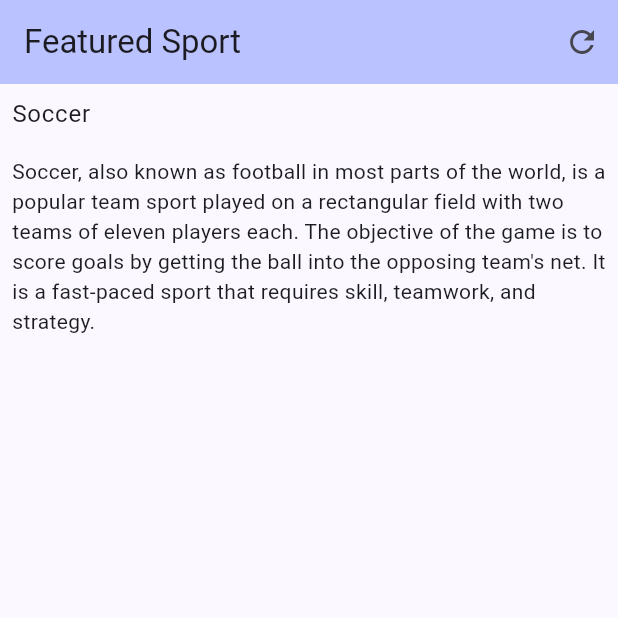
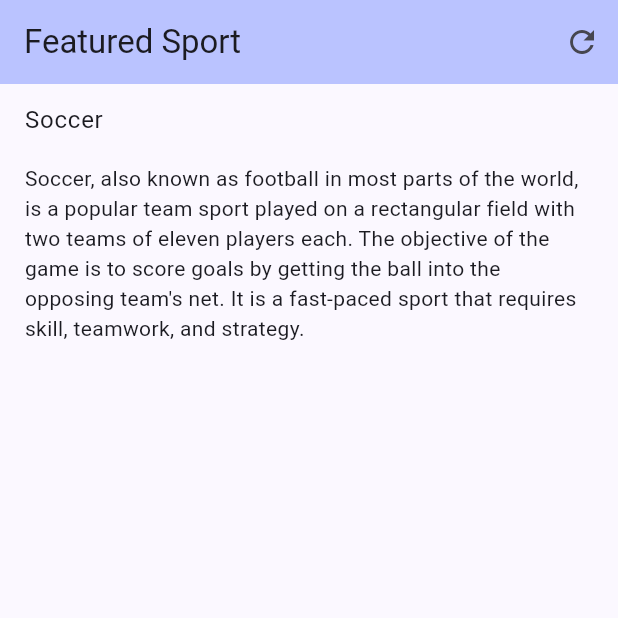
Before and after one commit to bryantwilliam/sports_external, a Flutter app: the screen it shows after launch, on a phone screen of 412 x 824 dp, the top half of it. Run offline on Flutter 3.47's test engine with Material 2 defaults, Android fonts, the phone set to English and light mode, and no system bars.

Commit message:
made padding dynamic

```diff
--- a/lib/pages/home_page.dart
+++ b/lib/pages/home_page.dart
@@ -27,8 +27,10 @@ class _HomePageState extends State<HomePage> {
         ],
       ),
       body: SafeArea(
-        child: Padding(
-          padding: const EdgeInsets.all(8),
+        minimum: EdgeInsets.symmetric(
+          vertical: screenSize.height * 0.015,
+          horizontal: screenSize.width * 0.04,
+        ),
         child: Column(
           crossAxisAlignment: CrossAxisAlignment.start,
           children: <Widget>[
@@ -46,7 +48,6 @@ class _HomePageState extends State<HomePage> {
           ],
         ),
       ),
-      ),
     );
   }
 
```
Lines whose indentation alone changed are shown as unchanged.
